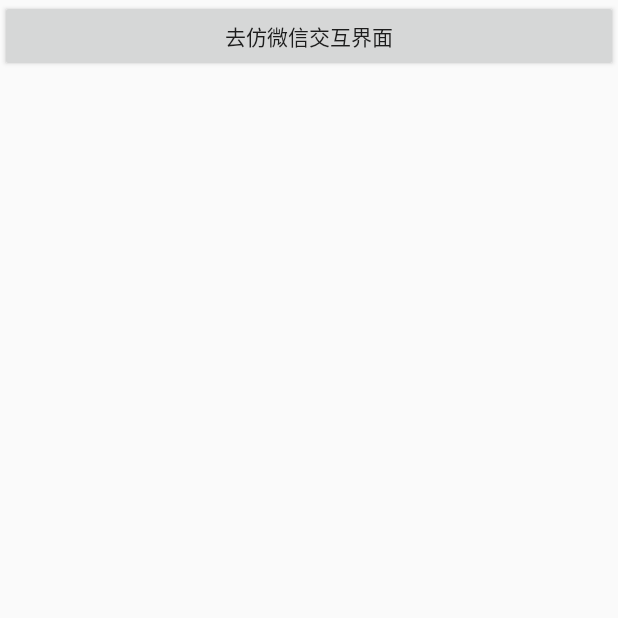
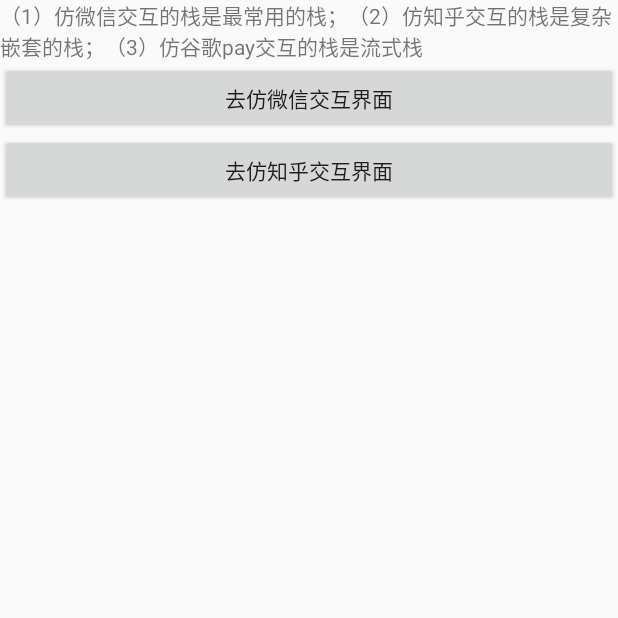
Before and after one commit to yedashen/SwipeFragmentDemo, an Android app: the screen it shows after launch (MainActivity), on a phone screen of 412 x 824 dp, the top half of it. Run offline under Robolectric (Android 15) with nearby library versions, the phone set to English and light mode, and no system bars.

```diff
--- a/app/src/main/java/shen/da/ye/swipefragmentdemo/MainActivity.java
+++ b/app/src/main/java/shen/da/ye/swipefragmentdemo/MainActivity.java
@@ -21,4 +21,8 @@ public class MainActivity extends AppCompatActivity {
     public void goWeChat(View view) {
         startActivity(new Intent(this, WeChatHomeActivity.class));
     }
+
+    public void goZhiHu(View view) {
+
+    }
 }
--- a/app/src/main/res/layout/activity_main.xml
+++ b/app/src/main/res/layout/activity_main.xml
@@ -4,9 +4,20 @@
     android:layout_height="match_parent"
     android:orientation="vertical">
 
+    <TextView
+        android:layout_width="wrap_content"
+        android:layout_height="wrap_content"
+        android:text="（1）仿微信交互的栈是最常用的栈；（2）仿知乎交互的栈是复杂嵌套的栈；（3）仿谷歌pay交互的栈是流式栈" />
+
     <Button
         android:layout_width="match_parent"
         android:layout_height="wrap_content"
         android:onClick="goWeChat"
         android:text="去仿微信交互界面" />
+
+    <Button
+        android:layout_width="match_parent"
+        android:layout_height="wrap_content"
+        android:onClick="goZhiHu"
+        android:text="去仿知乎交互界面" />
 </LinearLayout>
--- a/app/src/main/res/layout/fragment_find.xml
+++ b/app/src/main/res/layout/fragment_find.xml
@@ -10,7 +10,8 @@
         android:text="这个模块功能是：
         (1)如何开启界面的同时关闭当前界面和设置动画；
         (2)开启一个像弹对话框一样去开启一个悬浮的fragment;
-        (3)体验这个自带的懒加载。" />
+        (3)体验这个自带的懒加载。
+        (4)当前界面可见/不可见的监听" />
 
     <Button
         android:id="@+id/bt_start_new"
```
Also changed, not shown: app/src/main/java/shen/da/ye/swipefragmentdemo/wechat/ui/delegate/FindFragment.java (+12 -0 lines), app/src/main/java/shen/da/ye/swipefragmentdemo/wechat/ui/delegate/MessageFragment.java (+14 -0 lines), app/src/main/java/shen/da/ye/swipefragmentdemo/zhihu/ZhiHuActivity.java (added, +30 -0 lines), app/src/main/java/shen/da/ye/swipefragmentdemo/zhihu/ui/ZhiHuFirstFragment.java (added, +43 -0 lines).
